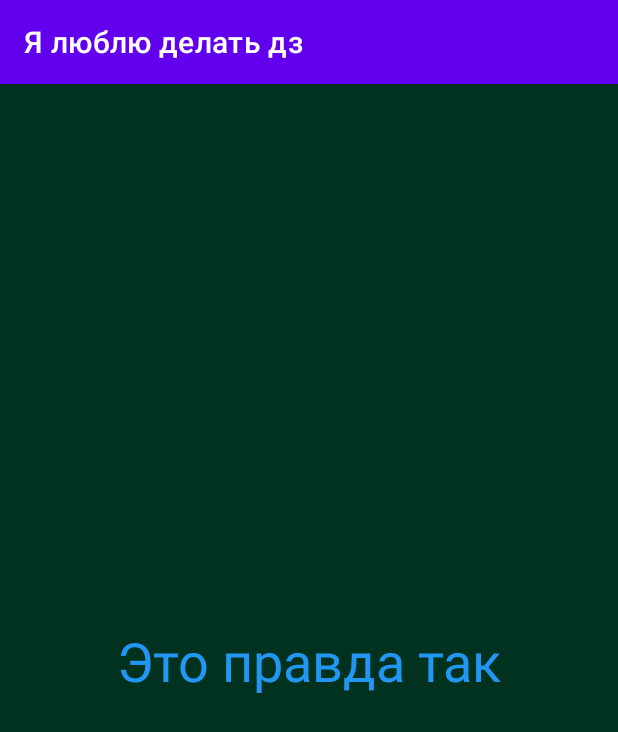
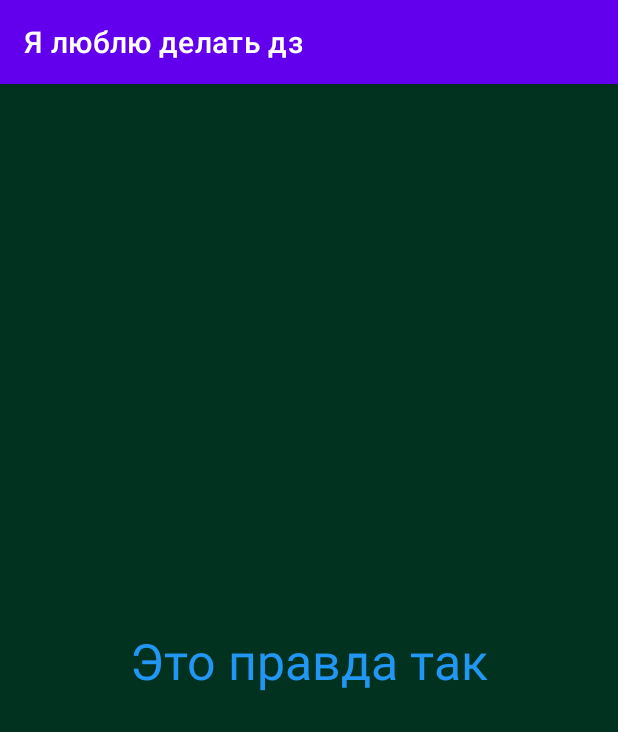
Before and after one commit to DanyaKrov/android_studio_homeworks, an Android app: the screen it shows after launch (MainActivity), on a phone screen of 412 x 824 dp. Shown: the top 732 px of the screen. Run offline under Robolectric (Android 15) with nearby library versions, the phone set to English and light mode, and no system bars.

```diff
--- a/app/src/main/res/layout/activity_main.xml
+++ b/app/src/main/res/layout/activity_main.xml
@@ -11,7 +11,7 @@
         android:layout_width="wrap_content"
         android:layout_height="wrap_content"
         android:text="Это правда так"
-        android:textSize="36dp"
+        android:textSize="50px"
         android:textColor="#2196F3"
         app:layout_constraintBottom_toBottomOf="parent"
         app:layout_constraintEnd_toEndOf="parent"
```
